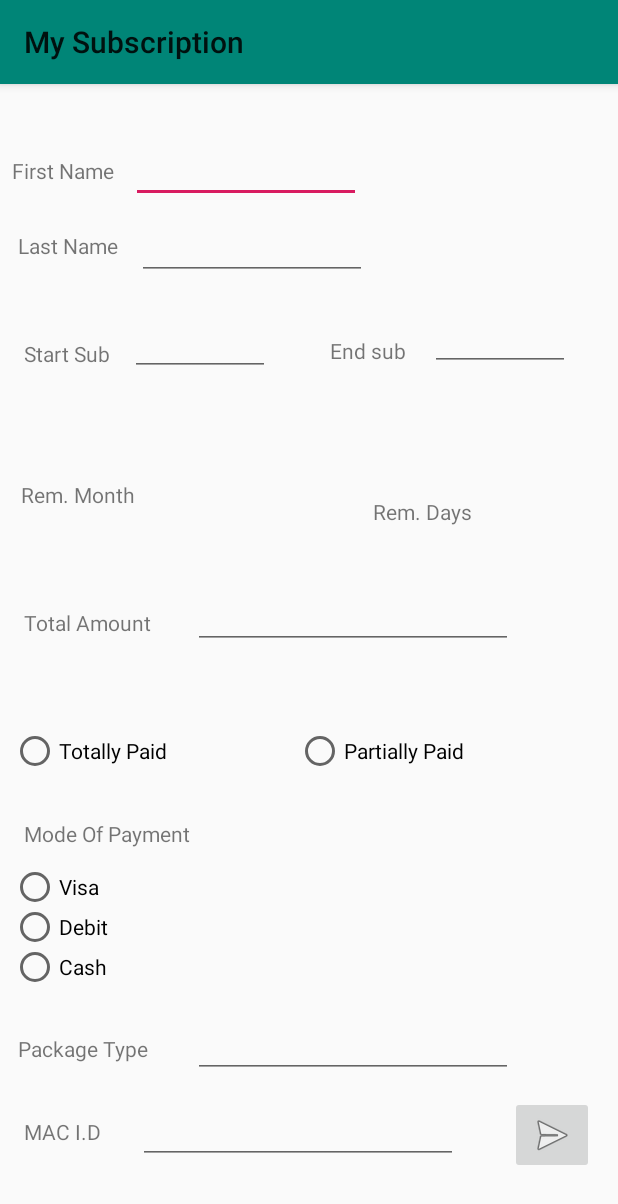
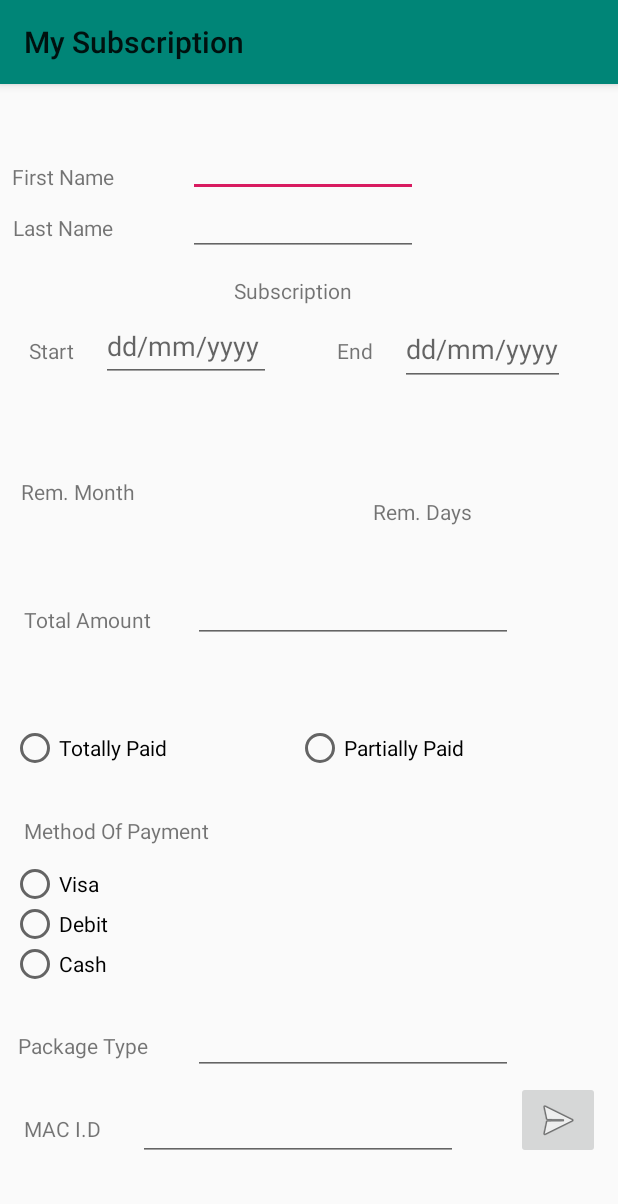
Before and after one commit to jameswei1/Peer-One-Network, an Android app: the AddCustomer screen opened directly, with no data from a screen before it, on a phone screen of 412 x 824 dp. Shown: the top 1204 px of the screen. Run offline under Robolectric (Android 15) with nearby library versions, the phone set to English and light mode, and no system bars; our stand-ins replace Firebase (no records; nobody signed in at launch, a user with empty details on screens opened directly).

Commit message:
Done Tasks:
Formatted Date
Reformatted AddCustomer XML file

```diff
--- a/app/src/main/java/sharora/mysubscription/AddCustomer.java
+++ b/app/src/main/java/sharora/mysubscription/AddCustomer.java
@@ -1,5 +1,6 @@
 package sharora.mysubscription;
 
+import android.content.Intent;
 import android.os.Bundle;
 import android.view.View;
 import android.widget.EditText;
@@ -13,6 +14,9 @@ import com.google.firebase.database.DatabaseReference;
 import com.google.firebase.database.FirebaseDatabase;
 
 import androidx.appcompat.app.AppCompatActivity;
+
+import java.text.SimpleDateFormat;
+import java.util.Date;
 
 public class AddCustomer extends AppCompatActivity {
     ImageButton send;
@@ -34,6 +38,8 @@ public class AddCustomer extends AppCompatActivity {
     RadioGroup modeofpay;
     RadioButton payoption;
 
+    Date date1, date2;
+
     String cname ;
     String clastname;
     String startofsub;
@@ -54,25 +60,20 @@ public class AddCustomer extends AppCompatActivity {
     protected void onCreate(Bundle savedInstanceState) {
         super.onCreate(savedInstanceState);
         setContentView(R.layout.activity_add_customer);
-        //Toast.makeText(this, "Welcome!", Toast.LENGTH_SHORT).show();
-        send = (ImageButton) findViewById(R.id.send);
-        name = (EditText)findViewById(R.id.ename);
-        startsub = (EditText)findViewById(R.id.estsub);
-        endsub = (EditText)findViewById(R.id.eesub);
-        remmo = (TextView)findViewById(R.id.vrmo);
-        lastname = (EditText)findViewById(R.id.lastname);
-        remda = (TextView)findViewById(R.id.vrda);
-        etotalamt = (EditText)findViewById(R.id.etotamt);
-        packageT = (EditText)findViewById(R.id.evpack);
-        macid = (EditText)findViewById(R.id.emacid);
+        send = findViewById(R.id.send);
+        name = findViewById(R.id.ename);
+        startsub = findViewById(R.id.estsub);
+        endsub = findViewById(R.id.eesub);
+        remmo = findViewById(R.id.vrmo);
+        lastname = findViewById(R.id.lastname);
+        remda = findViewById(R.id.vrda);
+        etotalamt = findViewById(R.id.etotamt);
+        packageT = findViewById(R.id.evpack);
+        macid = findViewById(R.id.emacid);
 
-        paid = (RadioGroup)findViewById(R.id.gpaid);
+        paid = findViewById(R.id.gpaid);
+        modeofpay = findViewById(R.id.gmopay);
 
-
-        modeofpay = (RadioGroup)findViewById(R.id.gmopay);
-
-        //TransferValues();
-        // member = new Member();
         mFirebaseDatabase = FirebaseDatabase.getInstance();
         reff = mFirebaseDatabase.getReference("customers");
 
@@ -81,21 +82,22 @@ public class AddCustomer extends AppCompatActivity {
         send.setOnClickListener(new View.OnClickListener() {
             @Override
             public void onClick(View v) {
-             /*   member.Setname(cname);
-                member.SetStarsub(startofsub);
-                member.SetEndsub(endofsub);
-                member.Setpkgtype(packagetype);
-                member.SetMACid(mac_id);
-                member.SetToalamt(totalamt);*/
                 int paidid = paid.getCheckedRadioButtonId();
-                paidchoice = (RadioButton) findViewById(paidid);
+                paidchoice = findViewById(paidid);
                 storePaidoptn = paidchoice.getText().toString();
                 int mopayid = modeofpay.getCheckedRadioButtonId();
-                payoption = (RadioButton) findViewById(mopayid);
+                payoption = findViewById(mopayid);
                 typeofpay = payoption.getText().toString();
                 cname = name.getText().toString();
-                startofsub = startsub.getText().toString();
-                endofsub = endsub.getText().toString();
+
+                try {
+                    date1= new SimpleDateFormat("dd/MM/yyyy").parse(startsub.getText().toString());
+                    date2= new SimpleDateFormat("dd/MM/yyyy").parse(endsub.getText().toString());
+                }
+                catch (Exception e) {
+                    Toast.makeText(AddCustomer.this, "Improper date format", Toast.LENGTH_SHORT).show();
+                }
+
                 clastname = lastname.getText().toString();
                 totalamt = etotalamt.getText().toString();
                 mac_id= macid.getText().toString();
@@ -103,81 +105,17 @@ public class AddCustomer extends AppCompatActivity {
                 name_key = cname+clastname;
                 Fire_name_key = name_key.toLowerCase();
                 String id = reff.push().getKey();
-                member = new Member(cname,clastname, startofsub, endofsub, totalamt, packagetype, mac_id, typeofpay, storePaidoptn,name_key);
-               /* member = new ViewMember();
-                member.setName(cname);
-                member.setEndsub(endofsub);
-                member.setStartsub(startofsub);
-                member.setTotalamt(totalamt);
-                member.setPkgtype(packagetype);
-                member.setMACid(mac_id);
-                member.setPaymentoption(storePaidoptn);
-                member.setPaymentmethod(typeofpay);*/
-
+                member = new Member(cname,clastname, date1.toString(), date2.toString(), totalamt, packagetype, mac_id, typeofpay, storePaidoptn,name_key);
 
                 reff.child(Fire_name_key).setValue(member);
                 Toast.makeText(AddCustomer.this, "Customer info successfully saved !", Toast.LENGTH_SHORT).show();
-
-         /*  reff.addValueEventListener(new ValueEventListener() {
-               @Override
-               public void onDataChange(@NonNull DataSnapshot dataSnapshot) {
-
-               }
-
-               @Override
-               public void onCancelled(@NonNull DatabaseError databaseError) {
-
-               }
-           })*/
-
-
+                goToMain();
             }
         });
+    }
 
-
-
-        // Toast.makeText(this, storePaidoptn, Toast.LENGTH_SHORT).show();
-
-
+    private void goToMain() {
+        Intent intent = new Intent(this, MainActivity.class);
+        startActivity(intent);
     }
-   /* public void TransferValues(){
-
-            send.setOnClickListener(new View.OnClickListener() {
-                @Override
-                public void onClick(View v) {
-                    int paidid = paid.getCheckedRadioButtonId();
-                    paidchoice = (RadioButton) findViewById(paidid);
-                    storePaidoptn = paidchoice.getText().toString();
-                    int mopayid = modeofpay.getCheckedRadioButtonId();
-                    payoption = (RadioButton) findViewById(mopayid);
-                    typeofpay = payoption.getText().toString();
-                    cname = name.getText().toString();
-                    startofsub = startsub.getText().toString();
-                    endofsub = endsub.getText().toString();
-                    totalamt = etotalamt.getText().toString();
-                    mac_id= macid.getText().toString();
-                    packagetype = packageT.getText().toString();
-
-                    member.Setname(cname);
-                    member.SetStarsub(startofsub);
-                    member.SetEndsub(endofsub);
-                    member.Setpkgtype(packagetype);
-                    member.SetMACid(mac_id);
-                    member.SetToalamt(totalamt);
-
-                    reff.push().setValue(member);
-                     // Toast.makeText(AddCustomer.this,storePaidoptn, Toast.LENGTH_SHORT).show();
-
-                    //Toast.makeText(AddCustomer.this,"Payment Option: "+ storePaidoptn+" Type of Payment: "+typeofpay, Toast.LENGTH_SHORT).show();
-
-
-
-                }
-            });
-
-
-  //      Toast.makeText(this, paidchoice.getText().toString(), Toast.LENGTH_SHORT).show();
-
-
-    }*/
 }
--- a/app/src/main/java/sharora/mysubscription/Fingerprint.java
+++ b/app/src/main/java/sharora/mysubscription/Fingerprint.java
@@ -47,8 +47,8 @@ public class Fingerprint extends AppCompatActivity {
             public void onAuthenticationSucceeded(@NonNull BiometricPrompt.AuthenticationResult result) {
                 super.onAuthenticationSucceeded(result);
                 //TODO: Called when a biometric is recognized.
-                LocalDate myObj = LocalDate.now();
-                Log.d("date", myObj.toString());
+//                LocalDate myObj = LocalDate.now();
+//                Log.d("date", myObj.toString());
                 gotomain();
             }
 
--- a/app/src/main/res/layout/activity_add_customer.xml
+++ b/app/src/main/res/layout/activity_add_customer.xml
@@ -11,82 +11,88 @@
         android:layout_width="match_parent"
         android:layout_height="match_parent"
         android:orientation="vertical">
+
         <TextView
             android:id="@+id/name"
             android:layout_width="wrap_content"
             android:layout_height="22dp"
             android:layout_marginStart="8dp"
-            android:layout_marginTop="48dp"
+            android:layout_marginTop="52dp"
             android:layout_marginEnd="36dp"
             android:text="First Name"
             app:layout_constraintEnd_toStartOf="@+id/ename"
 
             app:layout_constraintHorizontal_bias="0.0"
             app:layout_constraintStart_toStartOf="parent"
-            app:layout_constraintTop_toTopOf="parent"/>
+            app:layout_constraintTop_toTopOf="parent" />
 
         <EditText
             android:id="@+id/ename"
             android:layout_width="153dp"
             android:layout_height="39dp"
-            android:layout_marginTop="40dp"
-            android:layout_marginEnd="84dp"
+            android:layout_marginTop="36dp"
+            android:layout_marginEnd="8dp"
             android:ems="10"
             android:inputType="textPersonName"
             app:layout_constraintEnd_toEndOf="parent"
             app:layout_constraintStart_toStartOf="parent"
-            app:layout_constraintTop_toTopOf="parent"/>
+            app:layout_constraintTop_toTopOf="parent" />
 
         <TextView
             android:id="@+id/stsub"
             android:layout_width="wrap_content"
             android:layout_height="18dp"
             android:layout_marginStart="16dp"
-            android:layout_marginTop="100dp"
+            android:layout_marginTop="168dp"
             android:layout_marginEnd="8dp"
-            android:text="Start Sub"
+            android:text="Start"
             app:layout_constraintEnd_toStartOf="@+id/estsub"
-            app:layout_constraintHorizontal_bias="0.0"
+            app:layout_constraintHorizontal_bias="0.25"
             app:layout_constraintStart_toStartOf="parent"
-            app:layout_constraintTop_toBottomOf="@+id/name"/>
+            app:layout_constraintTop_toTopOf="parent" />
 
         <EditText
             android:id="@+id/estsub"
-            android:layout_width="93dp"
-            android:layout_height="35dp"
+            android:layout_width="113dp"
+            android:layout_height="47dp"
             android:layout_marginStart="8dp"
-            android:layout_marginTop="80dp"
-            android:layout_marginEnd="40dp"
+            android:layout_marginTop="76dp"
+            android:layout_marginEnd="8dp"
             android:ems="10"
+            android:hint="dd/mm/yyyy"
             android:inputType="date"
-            app:layout_constraintEnd_toStartOf="@+id/esub"
-            app:layout_constraintHorizontal_bias="1.0"
+            app:layout_constraintEnd_toEndOf="parent"
+            app:layout_constraintHorizontal_bias="0.209"
             app:layout_constraintStart_toStartOf="parent"
-            app:layout_constraintTop_toBottomOf="@+id/ename"/>
+            app:layout_constraintTop_toBottomOf="@+id/ename" />
 
         <TextView
             android:id="@+id/esub"
             android:layout_width="wrap_content"
             android:layout_height="0dp"
-            android:layout_marginStart="220dp"
+            android:layout_marginStart="8dp"
             android:layout_marginTop="168dp"
-            android:text="End sub"
+            android:layout_marginEnd="8dp"
+            android:text="End"
+            app:layout_constraintEnd_toEndOf="parent"
+            app:layout_constraintHorizontal_bias="0.582"
             app:layout_constraintStart_toStartOf="parent"
-            app:layout_constraintTop_toTopOf="parent"/>
+            app:layout_constraintTop_toTopOf="parent" />
 
         <EditText
             android:id="@+id/eesub"
-            android:layout_width="93dp"
-            android:layout_height="35dp"
-            android:layout_marginStart="16dp"
-            android:layout_marginTop="156dp"
+            android:layout_width="110dp"
+            android:layout_height="49dp"
+            android:layout_marginStart="8dp"
+            android:layout_marginTop="152dp"
             android:layout_marginEnd="8dp"
             android:ems="10"
+            android:hint="dd/mm/yyyy"
             android:inputType="date"
             app:layout_constraintEnd_toEndOf="parent"
-            app:layout_constraintHorizontal_bias="0.0"
-            app:layout_constraintStart_toEndOf="@+id/esub"
-            app:layout_constraintTop_toTopOf="parent"/>
+            app:layout_constraintHorizontal_bias="0.905"
+            app:layout_constraintStart_toStartOf="parent"
+            app:layout_constraintTop_toTopOf="parent" />
 
         <TextView
             android:id="@+id/vrmo"
@@ -198,11 +204,9 @@
             android:layout_width="wrap_content"
             android:layout_height="wrap_content"
             android:layout_marginStart="16dp"
-            android:layout_marginLeft="16dp"
             android:layout_marginTop="24dp"
             android:layout_marginEnd="8dp"
-            android:layout_marginRight="8dp"
-            android:text="Mode Of Payment"
+            android:text="Method Of Payment"
             app:layout_constraintEnd_toEndOf="parent"
             app:layout_constraintHorizontal_bias="0.0"
             app:layout_constraintStart_toStartOf="parent"
@@ -277,13 +281,13 @@
             android:layout_width="wrap_content"
             android:layout_height="wrap_content"
             android:layout_marginStart="8dp"
-            android:layout_marginTop="12dp"
+            android:layout_marginTop="4dp"
             android:layout_marginEnd="8dp"
             app:layout_constraintEnd_toEndOf="parent"
-            app:layout_constraintHorizontal_bias="0.976"
+            app:layout_constraintHorizontal_bias="0.988"
             app:layout_constraintStart_toStartOf="parent"
             app:layout_constraintTop_toBottomOf="@+id/evpack"
-            app:srcCompat="@android:drawable/ic_menu_send"/>
+            app:srcCompat="@android:drawable/ic_menu_send" />
 
         <TextView
             android:id="@+id/macid"
@@ -317,27 +321,39 @@
             android:layout_width="wrap_content"
             android:layout_height="wrap_content"
             android:layout_marginStart="8dp"
-            android:layout_marginTop="28dp"
+            android:layout_marginTop="12dp"
             android:layout_marginEnd="8dp"
             android:text="Last Name"
             app:layout_constraintEnd_toEndOf="parent"
-            app:layout_constraintHorizontal_bias="0.012"
+            app:layout_constraintHorizontal_bias="0.003"
             app:layout_constraintStart_toStartOf="parent"
-            app:layout_constraintTop_toBottomOf="@+id/name"/>
+            app:layout_constraintTop_toBottomOf="@+id/name" />
 
         <EditText
             android:id="@+id/lastname"
             android:layout_width="153dp"
             android:layout_height="39dp"
             android:layout_marginStart="8dp"
-            android:layout_marginTop="12dp"
             android:layout_marginEnd="8dp"
             android:ems="10"
             android:inputType="textPersonName"
             app:layout_constraintEnd_toEndOf="parent"
-            app:layout_constraintHorizontal_bias="0.308"
-            app:layout_constraintStart_toStartOf="@+id/textView"
-            app:layout_constraintTop_toBottomOf="@+id/ename"/>
+            app:layout_constraintHorizontal_bias="0.483"
+            app:layout_constraintStart_toStartOf="parent"
+            app:layout_constraintTop_toBottomOf="@+id/ename" />
+
+        <TextView
+            android:id="@+id/textView2"
+            android:layout_width="wrap_content"
+            android:layout_height="wrap_content"
+            android:layout_marginStart="8dp"
+            android:layout_marginTop="128dp"
+            android:layout_marginEnd="8dp"
+            android:text="Subscription"
+            app:layout_constraintEnd_toEndOf="parent"
+            app:layout_constraintHorizontal_bias="0.467"
+            app:layout_constraintStart_toStartOf="parent"
+            app:layout_constraintTop_toTopOf="parent" />
 
     </androidx.constraintlayout.widget.ConstraintLayout>
 </ScrollView>
```
